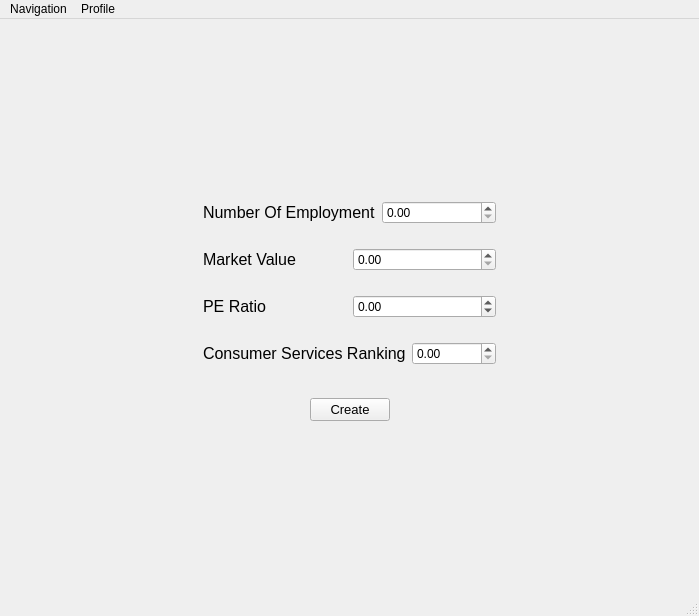
Qt form src/TheTreeHuggersIndex/mainwindow.ui (thomas914/The-Tree-Huggers-Index) before a commit.
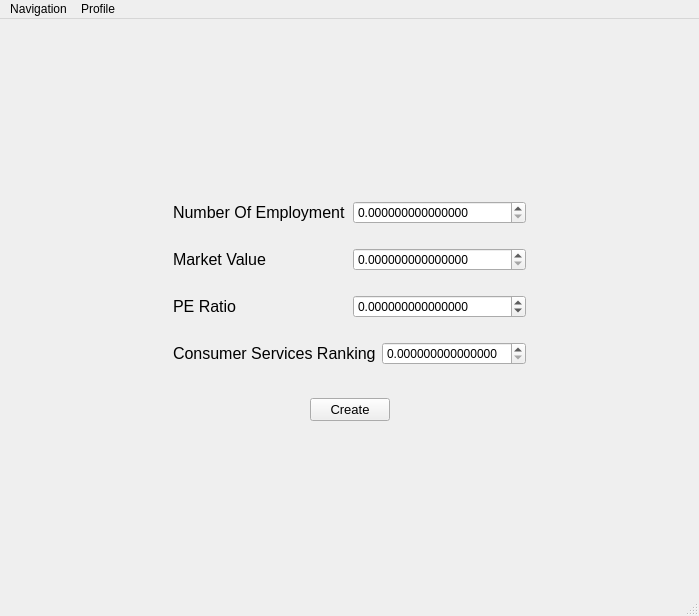
The same form after that commit.

Patch:
```diff
--- a/src/TheTreeHuggersIndex/mainwindow.ui
+++ b/src/TheTreeHuggersIndex/mainwindow.ui
@@ -53,7 +53,7 @@
       </property>
       <property name="sizeHint" stdset="0">
        <size>
-        <width>163</width>
+        <width>145</width>
         <height>20</height>
        </size>
       </property>
@@ -84,6 +84,9 @@
             </item>
             <item>
              <widget class="QDoubleSpinBox" name="dsb_numOfEmp">
+              <property name="decimals">
+               <number>15</number>
+              </property>
               <property name="minimum">
                <double>0.000000000000000</double>
               </property>
@@ -115,6 +118,9 @@
             </item>
             <item>
              <widget class="QDoubleSpinBox" name="dsb_marketValue">
+              <property name="decimals">
+               <number>15</number>
+              </property>
               <property name="minimum">
                <double>0.000000000000000</double>
               </property>
@@ -146,6 +152,9 @@
             </item>
             <item>
              <widget class="QDoubleSpinBox" name="dsb_peRatio">
+              <property name="decimals">
+               <number>15</number>
+              </property>
               <property name="minimum">
                <double>-100000000.000000000000000</double>
               </property>
@@ -177,6 +186,9 @@
             </item>
             <item>
              <widget class="QDoubleSpinBox" name="dsb_ranking">
+              <property name="decimals">
+               <number>15</number>
+              </property>
               <property name="minimum">
                <double>0.000000000000000</double>
               </property>
@@ -253,7 +265,7 @@
       </property>
       <property name="sizeHint" stdset="0">
        <size>
-        <width>163</width>
+        <width>145</width>
         <height>20</height>
        </size>
       </property>
```
